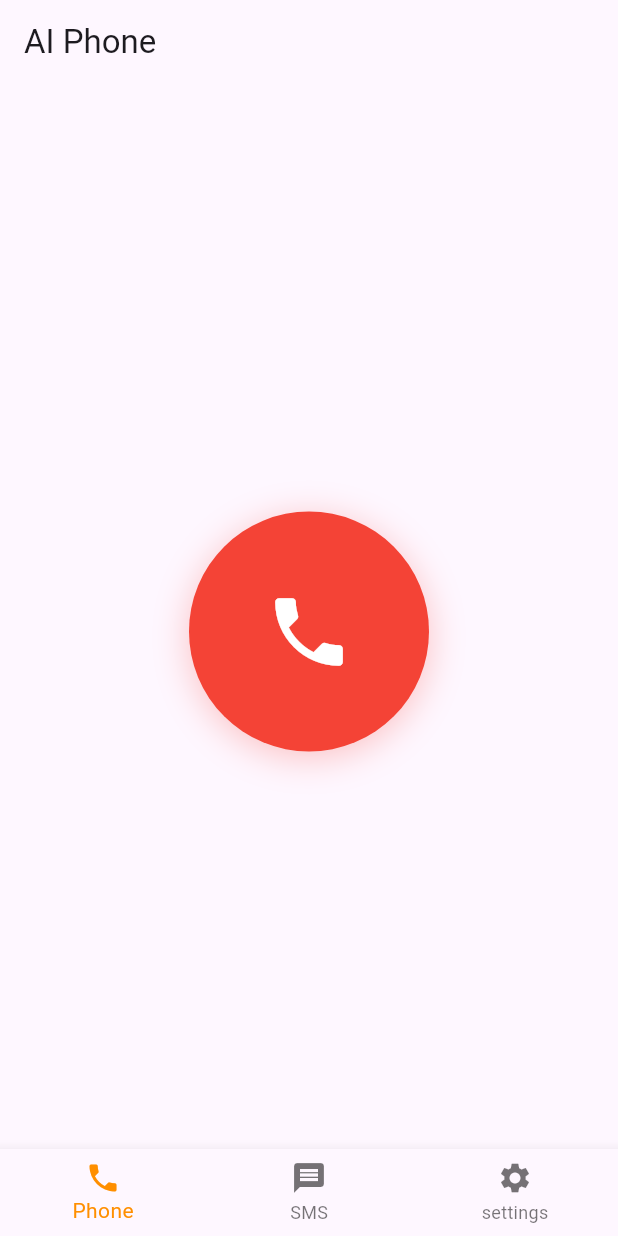
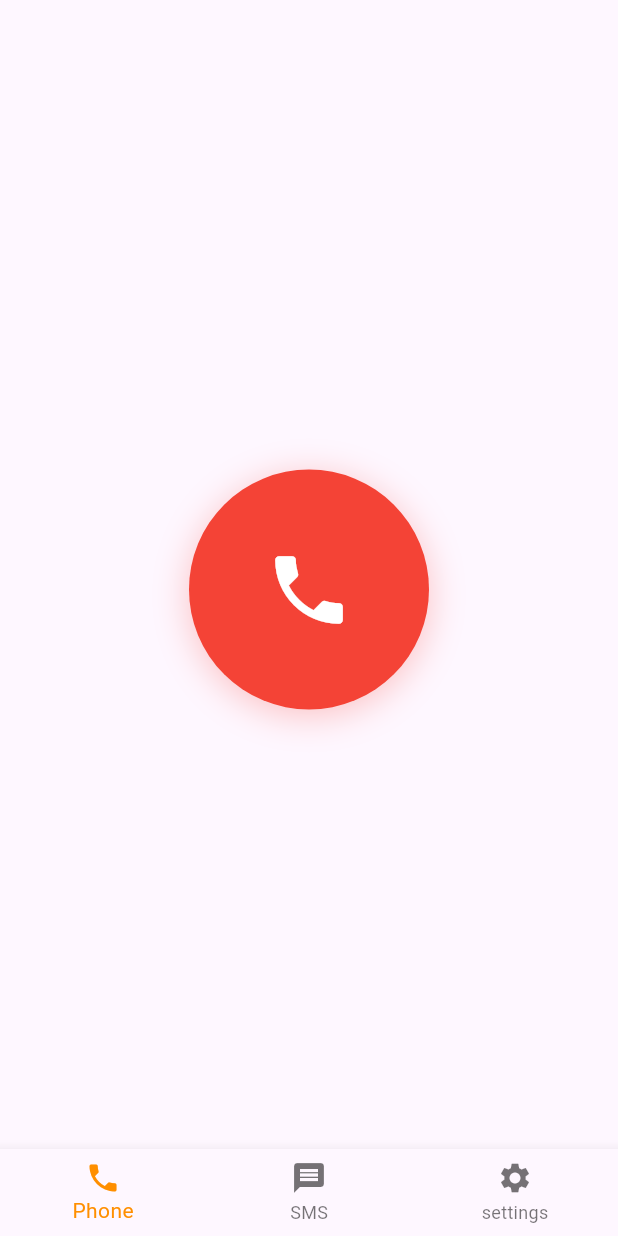
Before and after one commit to odrevet/ai_phone, a Flutter app: the screen it shows after launch, on a phone screen of 412 x 824 dp. Run offline on Flutter 3.47's test engine with Material 3 defaults, Android fonts, the phone set to English and light mode, and no system bars; our stand-ins replace audioplayers, shared_preferences, speech_to_text.

Commit message:
remove appbar

```diff
--- a/lib/main.dart
+++ b/lib/main.dart
@@ -64,7 +64,6 @@ class _SpeechSampleAppState extends State<SpeechSampleApp> {
 
     return MaterialApp(
       home: Scaffold(
-        appBar: AppBar(title: const Text('AI Phone')),
         body: widgetOptions[_selectedIndex],
         bottomNavigationBar: BottomNavigationBar(
           type: BottomNavigationBarType.fixed,
```
